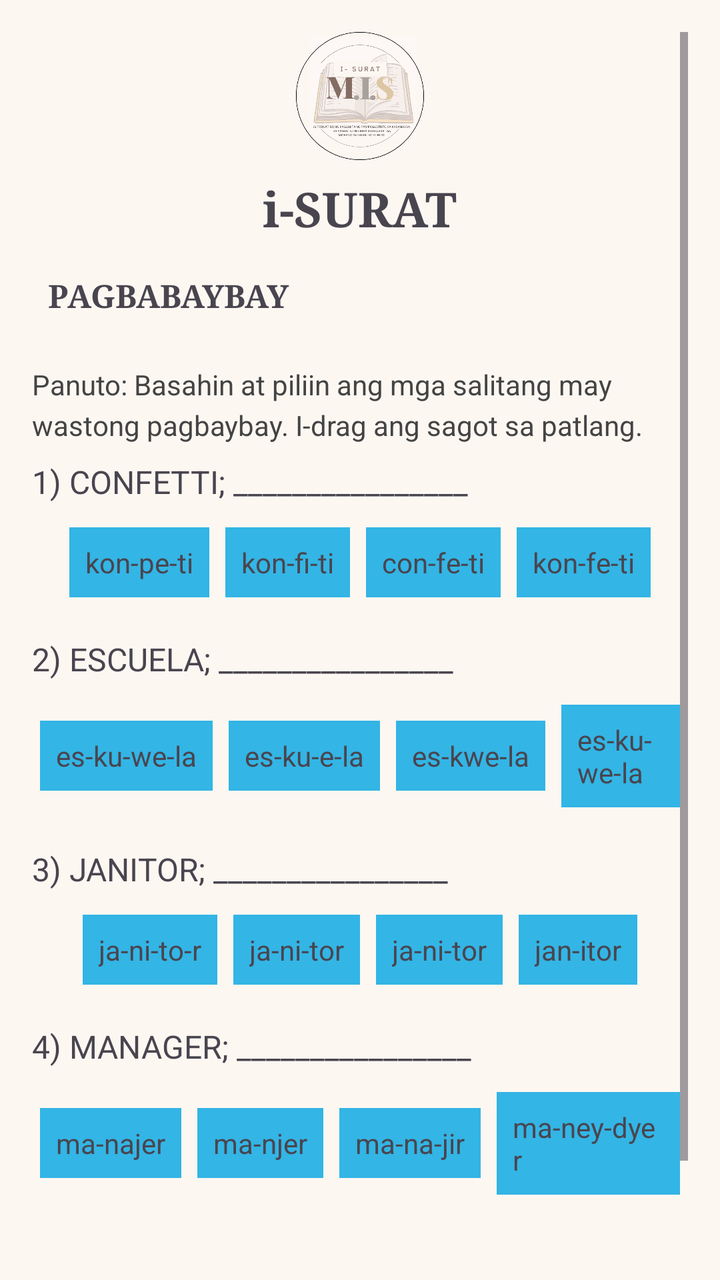
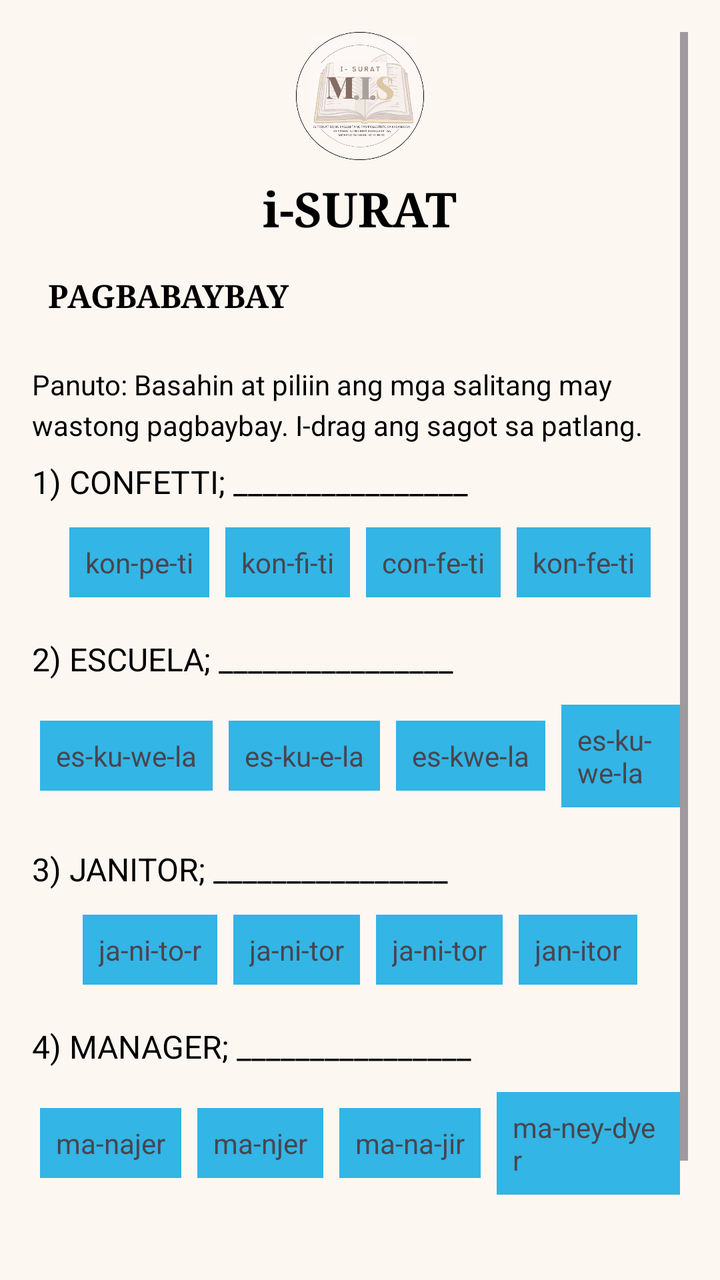

Screens rendered from an Android XML layout before and after an edit, with the pre-edit source and the edit as a unified diff.
<!-- AndroidManifest.xml: application theme Theme.GCA2 -->
<!-- res/layout/fragment_option2.xml -->
<?xml version="1.0" encoding="utf-8"?>
<ScrollView xmlns:android="http://schemas.android.com/apk/res/android"
    android:layout_width="match_parent"
    android:layout_height="match_parent"
    android:padding="16dp"
    android:background="#FDF7F2">

    <LinearLayout
        android:layout_width="match_parent"
        android:layout_height="wrap_content"
        android:background="#FDF7F2"
        android:orientation="vertical"
        android:gravity="center_horizontal">

        <ImageView
            android:id="@+id/logoImage"
            android:layout_width="64dp"
            android:layout_height="64dp"
            android:src="@drawable/logo" />

        <TextView
            android:id="@+id/title"
            android:layout_width="wrap_content"
            android:layout_height="wrap_content"
            android:text="i-SURAT"
            android:textSize="24sp"
            android:textStyle="bold"
            android:fontFamily="serif"
            android:gravity="center"
            android:layout_marginTop="8dp"
            />

        <TextView
            android:id="@+id/pagbabaybayTitle"
            android:layout_width="wrap_content"
            android:layout_height="wrap_content"
            android:text="PAGBABAYBAY"
            android:textSize="16sp"
            android:padding="8dp"
            android:textStyle="bold"
            android:fontFamily="serif"
            android:layout_gravity="left"
            android:layout_marginTop="8dp"
            />

        
        <TextView
            android:id="@+id/instructions"
            android:layout_width="match_parent"
            android:layout_height="wrap_content"
            android:text="Panuto: Basahin at piliin ang mga salitang may wastong pagbaybay. I-drag ang sagot sa patlang."
            android:layout_marginTop="16dp"
            android:textSize="14sp"
            android:lineSpacingExtra="4dp"
            android:textColor="#444"
            android:layout_marginBottom="8dp"
            />


        
        <LinearLayout
            android:layout_width="match_parent"
            android:layout_height="wrap_content"
            android:orientation="vertical"
            android:layout_marginBottom="16dp">

            <TextView
                android:id="@+id/blankConfetti"
                android:layout_width="wrap_content"
                android:layout_height="wrap_content"
                android:text="1) CONFETTI; ________________"
                android:textSize="16sp"
                android:layout_marginBottom="8dp" />

            <LinearLayout
                android:layout_width="match_parent"
                android:layout_height="wrap_content"
                android:orientation="horizontal"
                android:gravity="center">

                <TextView
                    android:id="@+id/confettiOptionA"
                    android:layout_width="wrap_content"
                    android:layout_height="wrap_content"
                    android:text="kon-pe-ti"
                    android:background="@android:color/holo_blue_light"
                    android:padding="8dp"
                    android:layout_margin="4dp" />

                <TextView
                    android:id="@+id/confettiOptionB"
                    android:layout_width="wrap_content"
                    android:layout_height="wrap_content"
                    android:text="kon-fi-ti"
                    android:background="@android:color/holo_blue_light"
                    android:padding="8dp"
                    android:layout_margin="4dp" />

                <TextView
                    android:id="@+id/confettiOptionC"
                    android:layout_width="wrap_content"
                    android:layout_height="wrap_content"
                    android:text="con-fe-ti"
                    android:background="@android:color/holo_blue_light"
                    android:padding="8dp"
                    android:layout_margin="4dp" />

                <TextView
                    android:id="@+id/confettiOptionD"
                    android:layout_width="wrap_content"
                    android:layout_height="wrap_content"
                    android:text="kon-fe-ti"
                    android:background="@android:color/holo_blue_light"
                    android:padding="8dp"
                    android:layout_margin="4dp" />
            </LinearLayout>

        </LinearLayout>

        
        <LinearLayout
            android:layout_width="match_parent"
            android:layout_height="wrap_content"
            android:orientation="vertical"
            android:layout_marginBottom="16dp">

            <TextView
                android:id="@+id/blankEscuela"
                android:layout_width="wrap_content"
                android:layout_height="wrap_content"
                android:text="2) ESCUELA; ________________"
                android:textSize="16sp"
                android:layout_marginBottom="8dp" />


            <LinearLayout
                android:layout_width="match_parent"
                android:layout_height="wrap_content"
                android:orientation="horizontal"
                android:gravity="center">

                <TextView
                    android:id="@+id/escuelaOptionA"
                    android:layout_width="wrap_content"
                    android:layout_height="wrap_content"
                    android:text="es-ku-we-la"
                    android:background="@android:color/holo_blue_light"
                    android:padding="8dp"
                    android:layout_margin="4dp" />

                <TextView
                    android:id="@+id/escuelaOptionB"
                    android:layout_width="wrap_content"
                    android:layout_height="wrap_content"
                    android:text="es-ku-e-la"
                    android:background="@android:color/holo_blue_light"
                    android:padding="8dp"
                    android:layout_margin="4dp" />

                <TextView
                    android:id="@+id/escuelaOptionC"
                    android:layout_width="wrap_content"
                    android:layout_height="wrap_content"
                    android:text="es-kwe-la"
                    android:background="@android:color/holo_blue_light"
                    android:padding="8dp"
                    android:layout_margin="4dp" />

                <TextView
                    android:id="@+id/escuelaOptionD"
                    android:layout_width="wrap_content"
                    android:layout_height="wrap_content"
                    android:text="es-ku-we-la"
                    android:background="@android:color/holo_blue_light"
                    android:padding="8dp"
                    android:layout_margin="4dp" />
            </LinearLayout>
        </LinearLayout>

        
        <LinearLayout
            android:layout_width="match_parent"
            android:layout_height="wrap_content"
            android:orientation="vertical"
            android:layout_marginBottom="16dp">

            <TextView
                android:id="@+id/blankJanitor"
                android:layout_width="wrap_content"
                android:layout_height="wrap_content"
                android:text="3) JANITOR; ________________"
                android:textSize="16sp"
                android:layout_marginBottom="8dp" />


            <LinearLayout
                android:layout_width="match_parent"
                android:layout_height="wrap_content"
                android:orientation="horizontal"
                android:gravity="center">

                <TextView
                    android:id="@+id/janitorOptionA"
                    android:layout_width="wrap_content"
                    android:layout_height="wrap_content"
                    android:text="ja-ni-to-r"
                    android:background="@android:color/holo_blue_light"
                    android:padding="8dp"
                    android:layout_margin="4dp" />

                <TextView
                    android:id="@+id/janitorOptionB"
                    android:layout_width="wrap_content"
                    android:layout_height="wrap_content"
                    android:text="ja-ni-tor"
                    android:background="@android:color/holo_blue_light"
                    android:padding="8dp"
                    android:layout_margin="4dp" />

                <TextView
                    android:id="@+id/janitorOptionC"
                    android:layout_width="wrap_content"
                    android:layout_height="wrap_content"
                    android:text="ja-ni-tor"
                    android:background="@android:color/holo_blue_light"
                    android:padding="8dp"
                    android:layout_margin="4dp" />

                <TextView
                    android:id="@+id/janitorOptionD"
                    android:layout_width="wrap_content"
                    android:layout_height="wrap_content"
                    android:text="jan-itor"
                    android:background="@android:color/holo_blue_light"
                    android:padding="8dp"
                    android:layout_margin="4dp" />
            </LinearLayout>
        </LinearLayout>

        
        <LinearLayout
            android:layout_width="match_parent"
            android:layout_height="wrap_content"
            android:orientation="vertical"
            android:layout_marginBottom="16dp">

            <TextView
                android:id="@+id/blankManager"
                android:layout_width="wrap_content"
                android:layout_height="wrap_content"
                android:text="4) MANAGER; ________________"
                android:textSize="16sp"
                android:layout_marginBottom="8dp" />


            <LinearLayout
                android:layout_width="match_parent"
                android:layout_height="wrap_content"
                android:orientation="horizontal"
                android:gravity="center">

                <TextView
                    android:id="@+id/managerOptionA"
                    android:layout_width="wrap_content"
                    android:layout_height="wrap_content"
                    android:text="ma-najer"
                    android:background="@android:color/holo_blue_light"
                    android:padding="8dp"
                    android:layout_margin="4dp" />

                <TextView
                    android:id="@+id/managerOptionB"
                    android:layout_width="wrap_content"
                    android:layout_height="wrap_content"
                    android:text="ma-njer"
                    android:background="@android:color/holo_blue_light"
                    android:padding="8dp"
                    android:layout_margin="4dp" />

                <TextView
                    android:id="@+id/managerOptionC"
                    android:layout_width="wrap_content"
                    android:layout_height="wrap_content"
                    android:text="ma-na-jir"
                    android:background="@android:color/holo_blue_light"
                    android:padding="8dp"
                    android:layout_margin="4dp" />

                <TextView
                    android:id="@+id/managerOptionD"
                    android:layout_width="wrap_content"
                    android:layout_height="wrap_content"
                    android:text="ma-ney-dyer"
                    android:background="@android:color/holo_blue_light"
                    android:padding="8dp"
                    android:layout_margin="4dp" />
            </LinearLayout>
        </LinearLayout>

        <Button
            android:id="@+id/submitButton"
            android:layout_width="match_parent"
            android:layout_height="wrap_content"
            android:text="I-SUMITE"
            android:textSize="16sp"
            android:textColor="#FFFFFF"
            android:background="#3F51B5"
            android:layout_marginTop="24dp" />

    </LinearLayout>
</ScrollView>
<!-- resources referenced by this layout -->
<resources>
  <!-- drawable logo: png bitmap (drawable, 129602 bytes) -->
  <style name="Theme.GCA2" parent="Base.Theme.GCA2" />
  <style name="Base.Theme.GCA2" parent="Theme.Material3.DayNight.NoActionBar">
          
          
      </style>
</resources>

<!-- the commit's change to res/layout/fragment_option2.xml (unified diff, before → after) -->
@@ -22,39 +22,38 @@
             android:id="@+id/title"
             android:layout_width="wrap_content"
             android:layout_height="wrap_content"
-            android:text="i-SURAT"
-            android:textSize="24sp"
-            android:textStyle="bold"
+            android:layout_marginTop="8dp"
             android:fontFamily="serif"
             android:gravity="center"
-            android:layout_marginTop="8dp"
-            />
+            android:text="i-SURAT"
+            android:textColor="#000000"
+            android:textSize="24sp"
+            android:textStyle="bold" />
 
         <TextView
             android:id="@+id/pagbabaybayTitle"
             android:layout_width="wrap_content"
             android:layout_height="wrap_content"
-            android:text="PAGBABAYBAY"
-            android:textSize="16sp"
-            android:padding="8dp"
-            android:textStyle="bold"
-            android:fontFamily="serif"
             android:layout_gravity="left"
             android:layout_marginTop="8dp"
-            />
+            android:fontFamily="serif"
+            android:padding="8dp"
+            android:text="PAGBABAYBAY"
+            android:textColor="#000000"
+            android:textSize="16sp"
+            android:textStyle="bold" />
 
         
         <TextView
             android:id="@+id/instructions"
             android:layout_width="match_parent"
             android:layout_height="wrap_content"
+            android:layout_marginTop="16dp"
+            android:layout_marginBottom="8dp"
+            android:lineSpacingExtra="4dp"
             android:text="Panuto: Basahin at piliin ang mga salitang may wastong pagbaybay. I-drag ang sagot sa patlang."
-            android:layout_marginTop="16dp"
-            android:textSize="14sp"
-            android:lineSpacingExtra="4dp"
-            android:textColor="#444"
-            android:layout_marginBottom="8dp"
-            />
+            android:textColor="#000000"
+            android:textSize="14sp" />
 
 
         
@@ -68,9 +67,10 @@
                 android:id="@+id/blankConfetti"
                 android:layout_width="wrap_content"
                 android:layout_height="wrap_content"
+                android:layout_marginBottom="8dp"
                 android:text="1) CONFETTI; ________________"
-                android:textSize="16sp"
-                android:layout_marginBottom="8dp" />
+                android:textColor="#000000"
+                android:textSize="16sp" />
 
             <LinearLayout
                 android:layout_width="match_parent"
@@ -128,9 +128,10 @@
                 android:id="@+id/blankEscuela"
                 android:layout_width="wrap_content"
                 android:layout_height="wrap_content"
+                android:layout_marginBottom="8dp"
                 android:text="2) ESCUELA; ________________"
-                android:textSize="16sp"
-                android:layout_marginBottom="8dp" />
+                android:textColor="#000000"
+                android:textSize="16sp" />
 
 
             <LinearLayout
@@ -188,9 +189,10 @@
                 android:id="@+id/blankJanitor"
                 android:layout_width="wrap_content"
                 android:layout_height="wrap_content"
+                android:layout_marginBottom="8dp"
                 android:text="3) JANITOR; ________________"
-                android:textSize="16sp"
-                android:layout_marginBottom="8dp" />
+                android:textColor="#000000"
+                android:textSize="16sp" />
 
 
             <LinearLayout
@@ -248,9 +250,10 @@
                 android:id="@+id/blankManager"
                 android:layout_width="wrap_content"
                 android:layout_height="wrap_content"
+                android:layout_marginBottom="8dp"
                 android:text="4) MANAGER; ________________"
-                android:textSize="16sp"
-                android:layout_marginBottom="8dp" />
+                android:textColor="#000000"
+                android:textSize="16sp" />
 
 
             <LinearLayout
